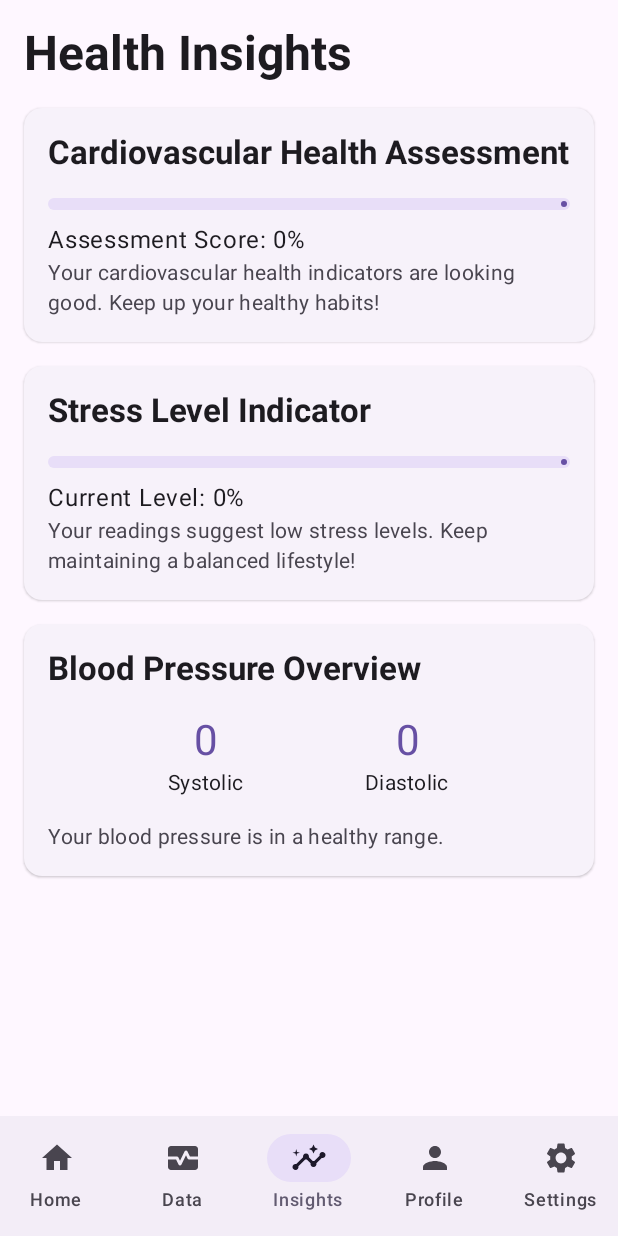
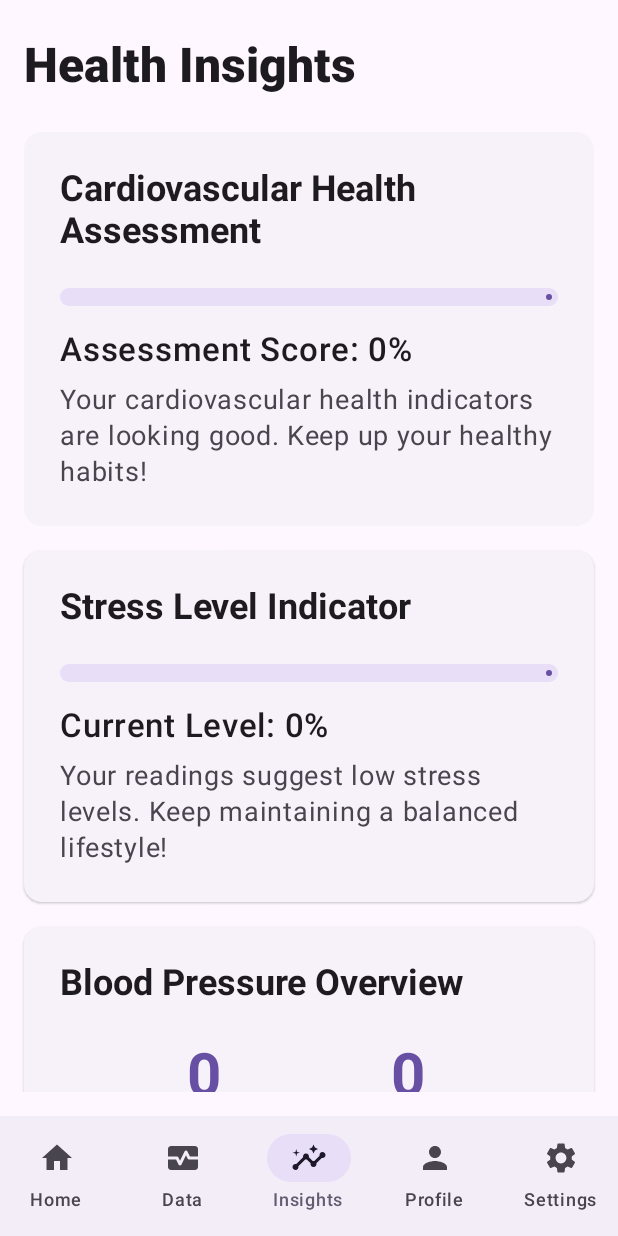
Before and after one commit to geeth345/BPApp, an Android app built with Jetpack Compose: the screen it shows after launch (MainActivity), item 3 of the bottom bar chosen, on a phone screen of 412 x 824 dp. Run offline under Robolectric (Android 15) with nearby library versions, the light colour scheme and no system bars; our stand-ins replace Room's generated code.

Commit message:
accessibility in insights screen

```diff
--- a/app/src/main/java/com/example/bloodpressuremonitorconnector/ui/insights/InsightScreen.kt
+++ b/app/src/main/java/com/example/bloodpressuremonitorconnector/ui/insights/InsightScreen.kt
@@ -12,6 +12,7 @@ import androidx.compose.ui.Alignment
 import androidx.compose.ui.Modifier
 import androidx.compose.ui.text.font.FontWeight
 import androidx.compose.ui.unit.dp
+import androidx.compose.ui.unit.sp
 import androidx.lifecycle.viewmodel.compose.viewModel
 import androidx.navigation.NavController
 
@@ -32,7 +33,10 @@ fun InsightsScreen(
                 modifier = Modifier.fillMaxSize(),
                 contentAlignment = Alignment.Center
             ) {
-                CircularProgressIndicator()
+                CircularProgressIndicator(
+                    modifier = Modifier.size(64.dp),
+                    strokeWidth = 6.dp
+                )
             }
         } else {
             LazyColumn(
@@ -44,33 +48,23 @@ fun InsightsScreen(
                 item {
                     Text(
                         text = "Health Insights",
-                        style = MaterialTheme.typography.headlineLarge,
-                        fontWeight = FontWeight.Bold
+                        style = MaterialTheme.typography.headlineLarge.copy(
+                            fontSize = 32.sp,
+                            fontWeight = FontWeight.ExtraBold
+                        ),
+                        modifier = Modifier.padding(vertical = 8.dp)
                     )
                 }
 
-                // CVD Risk Score
-                item {
-                    CvdRiskCard(cvdRiskScore = uiState.cvdRiskScore)
-                }
-
-                // Stress Level
-                item {
-                    StressLevelCard(stressScore = uiState.stressScore)
-                }
-
-                // BP Average Card
+                item { CvdRiskCard(cvdRiskScore = uiState.cvdRiskScore) }
+                item { StressLevelCard(stressScore = uiState.stressScore) }
                 item {
                     BPAverageCard(
                         avgSystolic = uiState.averageSystolic,
                         avgDiastolic = uiState.averageDiastolic
                     )
                 }
-
-                // Insights
-                items(uiState.insights) { insight ->
-                    InsightCard(insight = insight)
-                }
+                items(uiState.insights) { insight -> InsightCard(insight = insight) }
             }
         }
     }
@@ -84,21 +78,23 @@ fun CvdRiskCard(cvdRiskScore: Int) {
         Column(
             modifier = Modifier
                 .fillMaxWidth()
-                .padding(16.dp)
+                .padding(24.dp)  // Increased padding
         ) {
             Text(
                 text = "Cardiovascular Health Assessment",
-                style = MaterialTheme.typography.titleLarge,
-                fontWeight = FontWeight.Bold
+                style = MaterialTheme.typography.titleLarge.copy(
+                    fontSize = 24.sp,
+                    fontWeight = FontWeight.Bold
+                )
             )
 
-            Spacer(modifier = Modifier.height(16.dp))
+            Spacer(modifier = Modifier.height(24.dp))  // Increased spacing
 
             LinearProgressIndicator(
                 progress = { cvdRiskScore / 100f },
                 modifier = Modifier
                     .fillMaxWidth()
-                    .height(8.dp),
+                    .height(12.dp),  // Thicker progress bar
                 color = when {
                     cvdRiskScore < 30 -> MaterialTheme.colorScheme.primary
                     cvdRiskScore < 60 -> MaterialTheme.colorScheme.tertiary
@@ -106,17 +102,24 @@ fun CvdRiskCard(cvdRiskScore: Int) {
                 },
             )
 
-            Spacer(modifier = Modifier.height(8.dp))
+            Spacer(modifier = Modifier.height(16.dp))
 
             Text(
                 text = "Assessment Score: $cvdRiskScore%",
-                style = MaterialTheme.typography.bodyLarge
+                style = MaterialTheme.typography.bodyLarge.copy(
+                    fontSize = 22.sp,
+                    fontWeight = FontWeight.Medium
+                )
             )
 
             Text(
                 text = getRiskDescription(cvdRiskScore),
-                style = MaterialTheme.typography.bodyMedium,
-                color = MaterialTheme.colorScheme.onSurfaceVariant
+                style = MaterialTheme.typography.bodyLarge.copy(
+                    fontSize = 18.sp,
+                    lineHeight = 24.sp
+                ),
+                color = MaterialTheme.colorScheme.onSurfaceVariant,
+                modifier = Modifier.padding(top = 8.dp)
             )
         }
     }
@@ -130,21 +133,23 @@ fun StressLevelCard(stressScore: Int) {
         Column(
             modifier = Modifier
                 .fillMaxWidth()
-                .padding(16.dp)
+                .padding(24.dp)
         ) {
             Text(
                 text = "Stress Level Indicator",
-                style = MaterialTheme.typography.titleLarge,
-                fontWeight = FontWeight.Bold
+                style = MaterialTheme.typography.titleLarge.copy(
+                    fontSize = 24.sp,
+                    fontWeight = FontWeight.Bold
+                )
             )
 
-            Spacer(modifier = Modifier.height(16.dp))
+            Spacer(modifier = Modifier.height(24.dp))
 
             LinearProgressIndicator(
                 progress = { stressScore / 100f },
                 modifier = Modifier
                     .fillMaxWidth()
-                    .height(8.dp),
+                    .height(12.dp),
                 color = when {
                     stressScore < 30 -> MaterialTheme.colorScheme.primary
                     stressScore < 60 -> MaterialTheme.colorScheme.tertiary
@@ -152,17 +157,24 @@ fun StressLevelCard(stressScore: Int) {
                 },
             )
 
-            Spacer(modifier = Modifier.height(8.dp))
+            Spacer(modifier = Modifier.height(16.dp))
 
             Text(
                 text = "Current Level: $stressScore%",
-                style = MaterialTheme.typography.bodyLarge
+                style = MaterialTheme.typography.bodyLarge.copy(
+                    fontSize = 22.sp,
+                    fontWeight = FontWeight.Medium
+                )
             )
 
             Text(
                 text = getStressDescription(stressScore),
-                style = MaterialTheme.typography.bodyMedium,
-                color = MaterialTheme.colorScheme.onSurfaceVariant
+                style = MaterialTheme.typography.bodyLarge.copy(
+                    fontSize = 18.sp,
+                    lineHeight = 24.sp
+                ),
+                color = MaterialTheme.colorScheme.onSurfaceVariant,
+                modifier = Modifier.padding(top = 8.dp)
             )
         }
     }
@@ -176,15 +188,17 @@ fun BPAverageCard(avgSystolic: Int, avgDiastolic: Int) {
         Column(
             modifier = Modifier
                 .fillMaxWidth()
-                .padding(16.dp)
+                .padding(24.dp)
         ) {
             Text(
                 text = "Blood Pressure Overview",
-                style = MaterialTheme.typography.titleLarge,
-                fontWeight = FontWeight.Bold
+                style = MaterialTheme.typography.titleLarge.copy(
+                    fontSize = 24.sp,
+                    fontWeight = FontWeight.Bold
+                )
             )
 
-            Spacer(modifier = Modifier.height(16.dp))
+            Spacer(modifier = Modifier.height(24.dp))
 
             Row(
                 modifier = Modifier.fillMaxWidth(),
@@ -193,34 +207,45 @@ fun BPAverageCard(avgSystolic: Int, avgDiastolic: Int) {
                 Column(horizontalAlignment = Alignment.CenterHorizontally) {
                     Text(
                         text = avgSystolic.toString(),
-                        style = MaterialTheme.typography.headlineMedium,
+                        style = MaterialTheme.typography.headlineLarge.copy(
+                            fontSize = 40.sp,
+                            fontWeight = FontWeight.Bold
+                        ),
                         color = MaterialTheme.colorScheme.primary
                     )
                     Text(
                         text = "Systolic",
-                        style = MaterialTheme.typography.bodyMedium
+                        style = MaterialTheme.typography.bodyLarge.copy(
+                            fontSize = 20.sp
+                        )
                     )
                 }
                 Column(horizontalAlignment = Alignment.CenterHorizontally) {
                     Text(
                         text = avgDiastolic.toString(),
-                        style = MaterialTheme.typography.headlineMedium,
+                        style = MaterialTheme.typography.headlineLarge.copy(
+                            fontSize = 40.sp,
+                            fontWeight = FontWeight.Bold
+                        ),
                         color = MaterialTheme.colorScheme.primary
                     )
                     Text(
                         text = "Diastolic",
-                        style = MaterialTheme.typography.bodyMedium
+                        style = MaterialTheme.typography.bodyLarge.copy(
+                            fontSize = 20.sp
+                        )
                     )
                 }
             }
 
-            Spacer(modifier = Modifier.height(8.dp))
-
             Text(
                 text = getBPDescription(avgSystolic, avgDiastolic),
-                style = MaterialTheme.typography.bodyMedium,
+                style = MaterialTheme.typography.bodyLarge.copy(
+                    fontSize = 18.sp,
+                    lineHeight = 24.sp
+                ),
                 color = MaterialTheme.colorScheme.onSurfaceVariant,
-                modifier = Modifier.padding(top = 8.dp)
+                modifier = Modifier.padding(top = 24.dp)
             )
         }
     }
@@ -234,7 +259,7 @@ fun InsightCard(insight: BPInsight) {
         Row(
             modifier = Modifier
                 .fillMaxWidth()
-                .padding(16.dp),
+                .padding(24.dp),
             horizontalArrangement = Arrangement.spacedBy(16.dp),
             verticalAlignment = Alignment.CenterVertically
         ) {
@@ -242,14 +267,18 @@ fun InsightCard(insight: BPInsight) {
                 Icon(
                     imageVector = Icons.Default.Warning,
                     contentDescription = "Action Suggested",
-                    tint = MaterialTheme.colorScheme.secondary
+                    tint = MaterialTheme.colorScheme.secondary,
+                    modifier = Modifier.size(32.dp)  // Larger icon
                 )
             }
 
             Column {
                 Text(
                     text = insight.title,
-                    style = MaterialTheme.typography.titleMedium,
+                    style = MaterialTheme.typography.titleMedium.copy(
+                        fontSize = 22.sp,
+                        fontWeight = FontWeight.Bold
+                    ),
                     color = when (insight.severity) {
                         InsightSeverity.LOW -> MaterialTheme.colorScheme.primary
                         InsightSeverity.MEDIUM -> MaterialTheme.colorScheme.tertiary
@@ -258,7 +287,10 @@ fun InsightCard(insight: BPInsight) {
                 )
                 Text(
                     text = insight.description,
-                    style = MaterialTheme.typography.bodyMedium,
+                    style = MaterialTheme.typography.bodyLarge.copy(
+                        fontSize = 18.sp,
+                        lineHeight = 24.sp
+                    ),
                     color = MaterialTheme.colorScheme.onSurfaceVariant
                 )
             }
```
